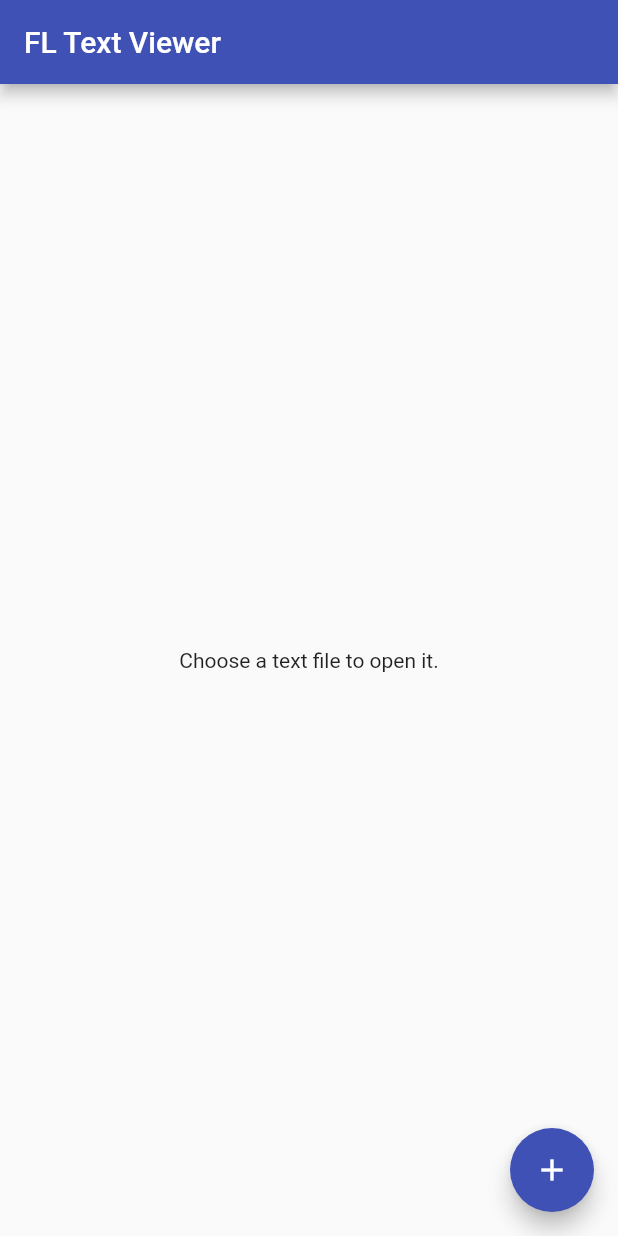
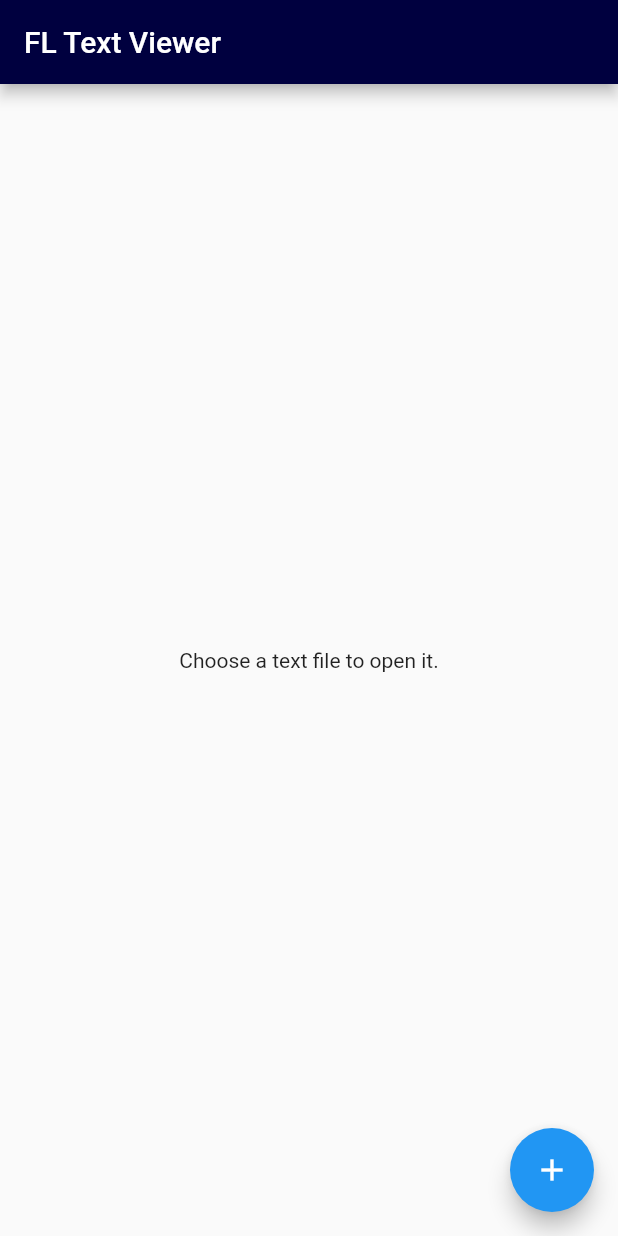
Before and after one commit to ygohko/fl_text_viewer, a Flutter app: the screen it shows after launch, after a tap on the "add" icon, on a phone screen of 412 x 824 dp. Run offline on Flutter 3.47's test engine with Material 2 defaults, Android fonts, the phone set to English and light mode, and no system bars; our stand-ins replace file_picker.

Commit message:
Cleaned up.

```diff
--- a/lib/main.dart
+++ b/lib/main.dart
@@ -14,7 +14,11 @@ class MyApp extends StatelessWidget {
     return MaterialApp(
       title: 'FL Text Viewer',
       theme: ThemeData(
-        primarySwatch: Colors.indigo,
+        primarySwatch: Colors.blue,
+        appBarTheme: const AppBarTheme(
+          backgroundColor: Color(0xFF00003F),
+          foregroundColor: Colors.white,
+        ),
       ),
       home: const MyHomePage(),
     );
@@ -48,19 +52,22 @@ class _MyHomePageState extends State<MyHomePage> {
       floatingActionButton: FloatingActionButton(
         tooltip: 'Open a text file',
         child: const Icon(Icons.add),
-        onPressed: () async {
-          var result = await FilePicker.platform.pickFiles();
+        onPressed: _openFile,
+      ),
+    );
+  }
+
+  void _openFile() async {
+    final result = await FilePicker.platform.pickFiles();
     if (result == null) {
       return;
     }
-          print('path: ${result.files.single.path}');
-          var path = result.files.single.path;
+    final path = result.files.single.path;
     if (path == null) {
       return;
     }
-          var file = File(path);
+    final file = File(path);
     file.readAsString().then((text) {
-            print('text: ${text}');
         Navigator.of(context).push(
           MaterialPageRoute<void>(
             builder: (context) {
@@ -80,9 +87,7 @@ class _MyHomePageState extends State<MyHomePage> {
             }
           )
         );
-          });
       }
-      ),
     );
   }
 }
```
Lines whose indentation alone changed are shown as unchanged.
